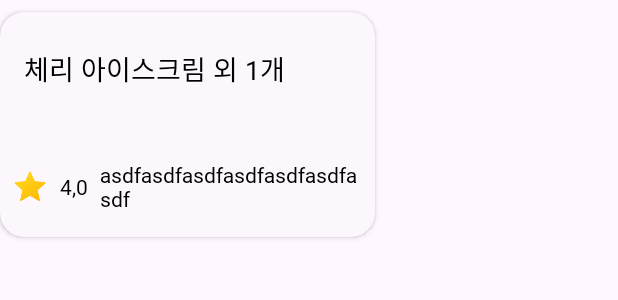
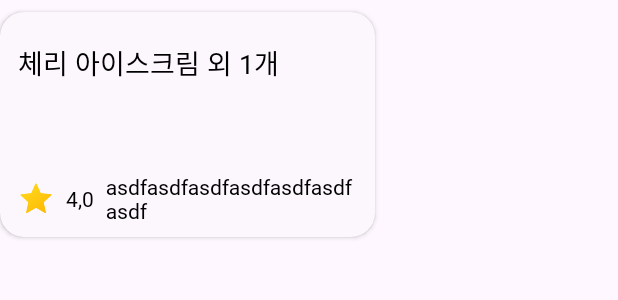
Before and after one commit to Dufrane-S/icepop, an Android app: the layout item_order_review.xml on its own in the app's theme, with its tools: preview values and no code run, on a phone screen of 412 x 824 dp. Shown: the top 300 px of the screen. Run offline under Robolectric (Android 15) with nearby library versions, the phone set to English and light mode, and no system bars; network calls fail; Roboto replaces fonts that are not available here.

Commit message:
Fix : 주문 리뷰 작성 UI 여백 변경

```diff
--- a/android/app/src/main/res/layout/item_order_review.xml
+++ b/android/app/src/main/res/layout/item_order_review.xml
@@ -20,7 +20,7 @@
         android:orientation="vertical"
         android:gravity="center"
         android:layout_marginBottom="4dp"
-        android:padding="8dp">
+        android:padding="4dp">
 
         <TextView
             android:id="@+id/review_content"
@@ -41,6 +41,7 @@
             android:layout_height="wrap_content"
             android:gravity="end"
             android:orientation="horizontal"
+            android:layout_marginHorizontal="8dp"
             app:layout_constraintBottom_toBottomOf="parent"
             app:layout_constraintEnd_toEndOf="parent"
             app:layout_constraintStart_toStartOf="parent">
@@ -48,7 +49,6 @@
             <LinearLayout
                 android:layout_width="wrap_content"
                 android:layout_height="wrap_content"
-                android:layout_marginBottom="4dp"
                 android:gravity="center_vertical"
                 android:orientation="horizontal">
 
```
